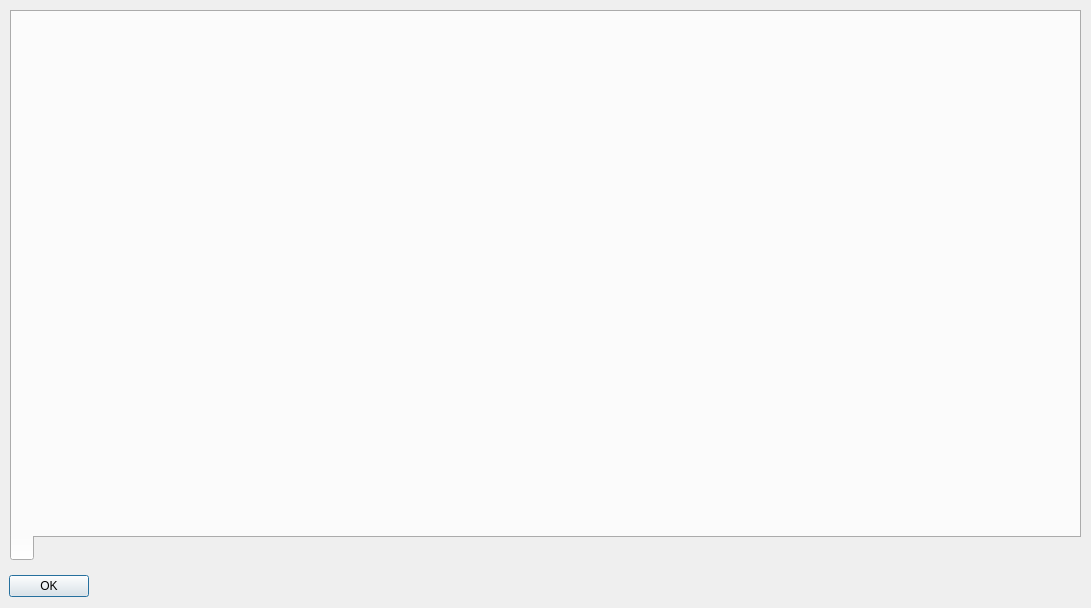
kartoza/GeoContextQGISPlugin, file widgets/GeoContextQGISPlugin_table.ui: the form before one commit.
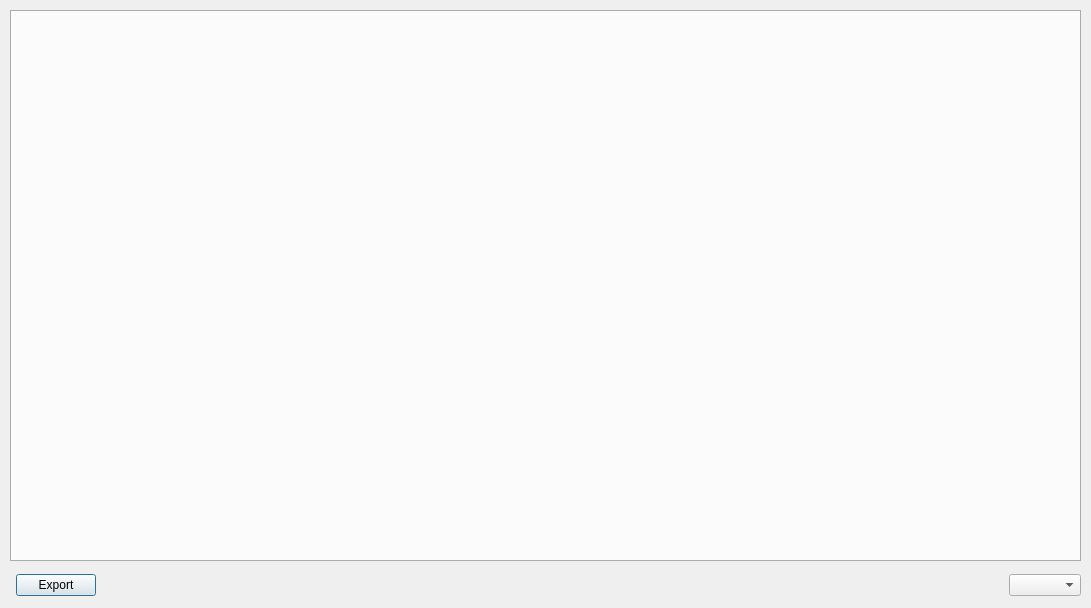
The form after the commit. Custom widgets are drawn as their Qt base class.

Commit message: Table and plot updates

What changed in the file:
```diff
--- a/widgets/GeoContextQGISPlugin_table.ui
+++ b/widgets/GeoContextQGISPlugin_table.ui
@@ -13,22 +13,6 @@
   <property name="windowTitle">
    <string>GeoContext - Documentation</string>
   </property>
-  <widget class="QDialogButtonBox" name="btnOk">
-   <property name="geometry">
-    <rect>
-     <x>9</x>
-     <y>574</y>
-     <width>80</width>
-     <height>25</height>
-    </rect>
-   </property>
-   <property name="orientation">
-    <enum>Qt::Horizontal</enum>
-   </property>
-   <property name="standardButtons">
-    <set>QDialogButtonBox::Ok</set>
-   </property>
-  </widget>
   <widget class="QTabWidget" name="tabTables">
    <property name="geometry">
     <rect>
@@ -44,13 +28,57 @@
    <property name="currentIndex">
     <number>0</number>
    </property>
-   <widget class="QWidget" name="tabTable">
-    <attribute name="title">
-     <string/>
-    </attribute>
-   </widget>
+  </widget>
+  <widget class="QWidget" name="horizontalLayoutWidget">
+   <property name="geometry">
+    <rect>
+     <x>10</x>
+     <y>570</y>
+     <width>1071</width>
+     <height>31</height>
+    </rect>
+   </property>
+   <layout class="QHBoxLayout" name="horizontalLayout">
+    <item>
+     <widget class="QgsFileWidget" name="table_output_file">
+      <property name="storageMode">
+       <enum>QgsFileWidget::SaveFile</enum>
+      </property>
+     </widget>
+    </item>
+    <item>
+     <widget class="QPushButton" name="btnExport">
+      <property name="text">
+       <string>Export</string>
+      </property>
+     </widget>
+    </item>
+    <item>
+     <spacer name="horizontalSpacer">
+      <property name="orientation">
+       <enum>Qt::Horizontal</enum>
+      </property>
+      <property name="sizeHint" stdset="0">
+       <size>
+        <width>40</width>
+        <height>20</height>
+       </size>
+      </property>
+     </spacer>
+    </item>
+    <item>
+     <widget class="QComboBox" name="cbTableTabs"/>
+    </item>
+   </layout>
   </widget>
  </widget>
+ <customwidgets>
+  <customwidget>
+   <class>QgsFileWidget</class>
+   <extends>QWidget</extends>
+   <header>qgsfilewidget.h</header>
+  </customwidget>
+ </customwidgets>
  <resources/>
  <connections>
   <connection>
```
Left out of the diff: 37 changed lines with no effect on the pictures. The commit also changes 17 other files.
